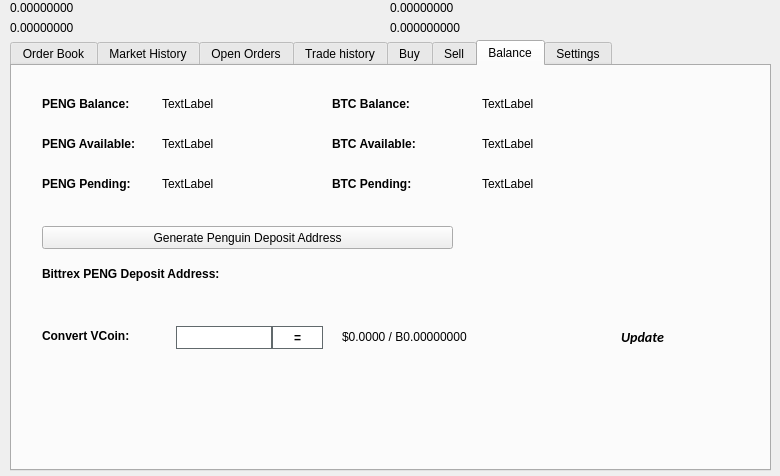
Above: src/qt/forms/tradingdialog.ui from coinpeng/pengcore before the change. Below: the same form after it.
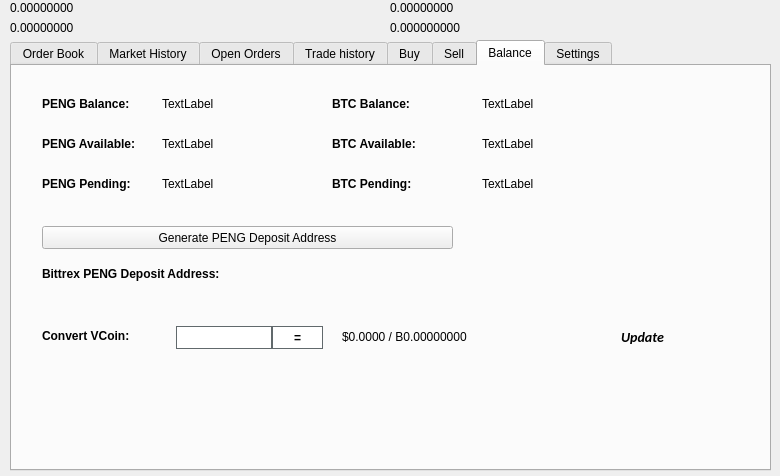
That is the form after the change. The open tabs and pages were chosen to show the change. Icons and pictures are not drawn.

Commit message:
Update PENG Core to version 1.2.9 (#1)
* Add checkpoints + update ports, graphics & copyright

* Cleanup of compile output

* Fix version number

* Update protocol versions

* Update PENG summary & blockchain information

* Add explorers

* Fix copyright text

* Fix client name & cleanup output files

* Finalize rebranding with name change

* Update links

* Update version number to 1.2.9

Last update before mandatory update 1.3.x

```diff
--- a/src/qt/forms/tradingdialog.ui
+++ b/src/qt/forms/tradingdialog.ui
@@ -2941,7 +2941,7 @@
       </rect>
      </property>
      <property name="text">
-      <string>Generate Penguin Deposit Address</string>
+      <string>Generate PENG Deposit Address</string>
      </property>
      <property name="icon">
       <iconset resource="../penguin.qrc">
```
Left out of the diff: 14 changed lines with no effect on the pictures. The commit also changes 365 other files.
